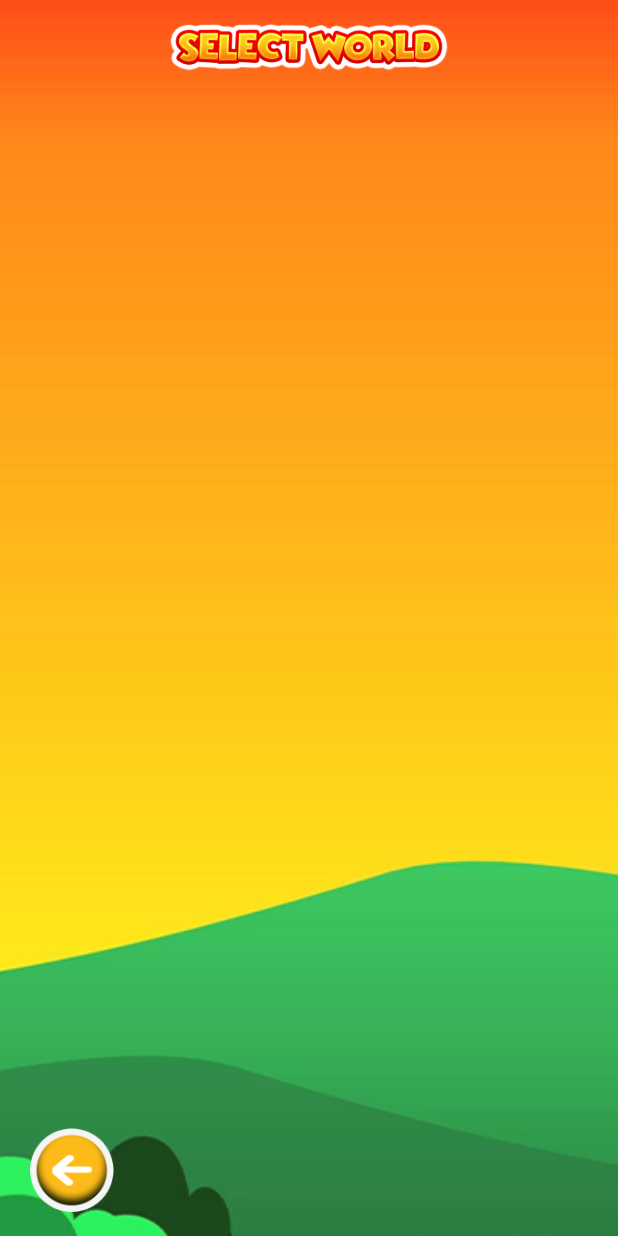
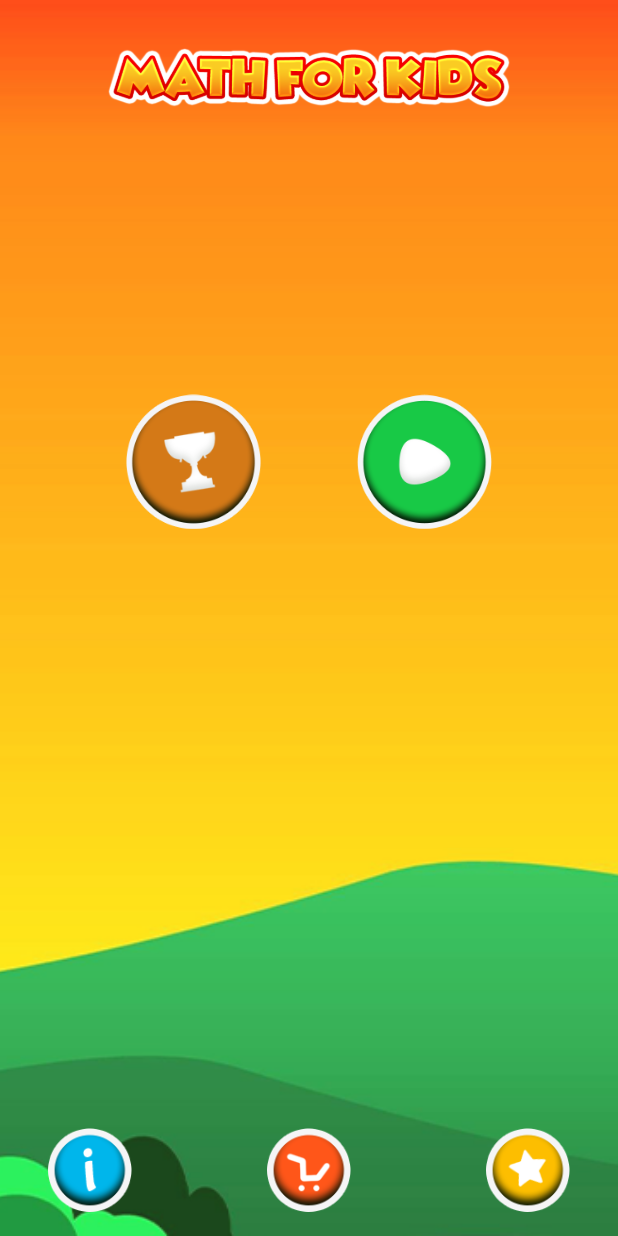
Before and after one commit to Asadbek-IP/mathgame, a Flutter app: the screen it shows after launch, on a phone screen of 412 x 824 dp. Run offline on Flutter 3.47's test engine with Material 2 defaults, Android fonts, the phone set to English and light mode, and no system bars; our stand-ins replace bloc, equatable, flutter_bloc, flutter_svg, get_it, sqflite; accounts and stored records are empty.

Commit message:
home page

```diff
--- a/lib/main.dart
+++ b/lib/main.dart
@@ -1,7 +1,6 @@
 import 'package:flutter/material.dart';
 import 'package:flutter/services.dart';
-import 'package:mathgame/pages/home_page.dart';
-import 'package:mathgame/pages/splash.dart';
+import 'package:mathgame/pages/home/home_page.dart';
 import 'package:mathgame/pages/worlds/worlds_page.dart';
 import 'package:mathgame/service_locator.dart';
 
@@ -17,11 +16,7 @@ class MyApp extends StatelessWidget {
   Widget build(BuildContext context) {
     SystemChrome.setEnabledSystemUIMode(SystemUiMode.immersiveSticky);
     return MaterialApp(
-      home: WorldsPage(difficultyId: 1),
-      routes: {
-        HomePage.id: (context) => HomePage(),
-        Splash.id: (context) => Splash(),
-      },
+      home: HomePage(),
     );
   }
 }
--- /dev/null
+++ b/lib/pages/home/home_page.dart
@@ -0,0 +1,116 @@
+import 'package:flutter/material.dart';
+import 'package:mathgame/pages/worlds/worlds_page.dart';
+
+class HomePage extends StatefulWidget {
+  const HomePage({Key? key}) : super(key: key);
+
+  @override
+  State<HomePage> createState() => _HomePageState();
+}
+
+class _HomePageState extends State<HomePage> {
+  var open = false;
+
+  @override
+  Widget build(BuildContext context) {
+    final size = MediaQuery.of(context).size;
+    return Scaffold(
+      body: Stack(
+        children: [
+          Positioned.fill(
+            child: Image.asset(
+              "assets/images/home_background.png",
+              fit: BoxFit.cover,
+            ),
+          ),
+          Positioned(
+            top: 32,
+            left: 32,
+            right: 32,
+            bottom: 16,
+            child: Column(
+              mainAxisAlignment: MainAxisAlignment.spaceBetween,
+              children: [
+                Image.asset(
+                  "assets/images/home_title.png",
+                  width: size.width * 0.65,
+                ),
+                Row(
+                  mainAxisSize: MainAxisSize.min,
+                  children: [
+                    InkWell(
+                      onTap: () {},
+                      child: Image.asset("assets/images/cup.png", width: 90, height: 90),
+                    ),
+                    const SizedBox(width: 64),
+                    InkWell(
+                      onTap: () => setState(() => open = true),
+                      child: Image.asset("assets/images/play.png", width: 90, height: 90),
+                    ),
+                  ],
+                ),
+                const SizedBox(height: 16),
+                Row(
+                  mainAxisAlignment: MainAxisAlignment.spaceBetween,
+                  children: [
+                    InkWell(
+                      onTap: () {},
+                      child: Image.asset("assets/images/info.png", width: 56, height: 56),
+                    ),
+                    InkWell(
+                      onTap: () {},
+                      child: Image.asset("assets/images/cart.png", width: 56, height: 56),
+                    ),
+                    InkWell(
+                      onTap: () {},
+                      child: Image.asset("assets/images/star.png", width: 56, height: 56),
+                    ),
+                  ],
+                ),
+              ],
+            ),
+          ),
+          if (open)
+            Positioned.fill(
+              child: GestureDetector(
+                onTap: () => setState(() => open = false),
+                child: AnimatedContainer(
+                  duration: const Duration(milliseconds: 300),
+                  curve: Curves.easeOut,
+                  color: Colors.white.withOpacity(open ? 0.4 : 0),
+                ),
+              ),
+            ),
+          AnimatedPositioned(
+            top: 0,
+            bottom: 0,
+            right: open ? 0 : -150,
+            duration: const Duration(milliseconds: 300),
+            curve: Curves.easeOut,
+            child: Column(
+              crossAxisAlignment: CrossAxisAlignment.end,
+              mainAxisAlignment: MainAxisAlignment.center,
+              children: [
+                InkWell(
+                  onTap: () => Navigator.push(context,
+                      MaterialPageRoute(builder: (context) => const WorldsPage(difficultyId: 2))),
+                  child: Image.asset("assets/images/easy.png", height: 64),
+                ),
+                const SizedBox(height: 8),
+                InkWell(
+                    onTap: () => Navigator.push(context,
+                        MaterialPageRoute(builder: (context) => const WorldsPage(difficultyId: 2))),
+                    child: Image.asset("assets/images/medium.png", height: 64)),
+                const SizedBox(height: 8),
+                InkWell(
+                    onTap: () => Navigator.push(context,
+                        MaterialPageRoute(builder: (context) => const WorldsPage(difficultyId: 3))),
+                    child: Image.asset("assets/images/hard.png", height: 64)),
+              ],
+            ),
+          ),
+        ],
+      ),
+    );
+  }
+}
```
Also changed, not shown: lib/pages/home_page.dart (deleted, +0 -20 lines), lib/pages/splash.dart (deleted, +0 -43 lines), assets/images/cart.png (added), assets/images/cup.png (added), assets/images/easy.png (added), assets/images/hard.png (added), assets/images/home_background.png (added), assets/images/home_title.png (added), assets/images/info.png (added), assets/images/medium.png (added), assets/images/play.png (added), assets/images/star.png (added).
